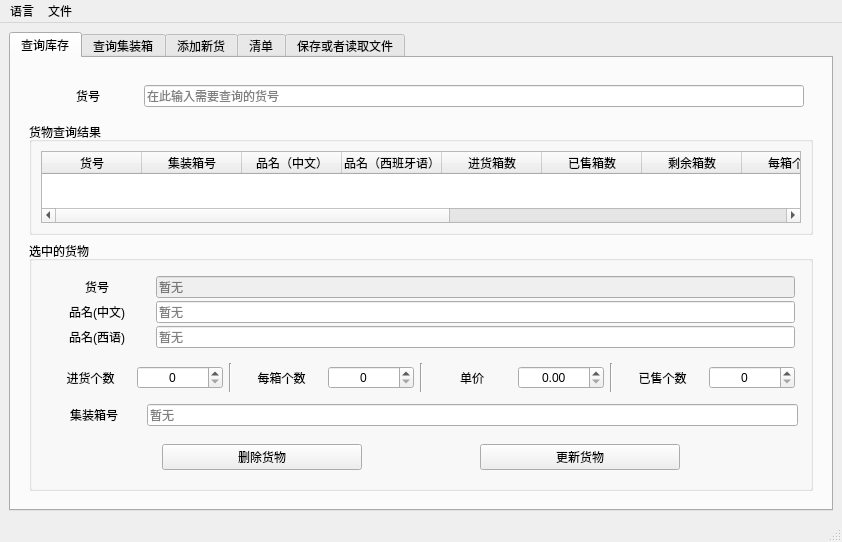
Qt form CompanyStroageManagement/mainwindow.ui (linxinwNeo/CompanyStroageManagement) before a commit.
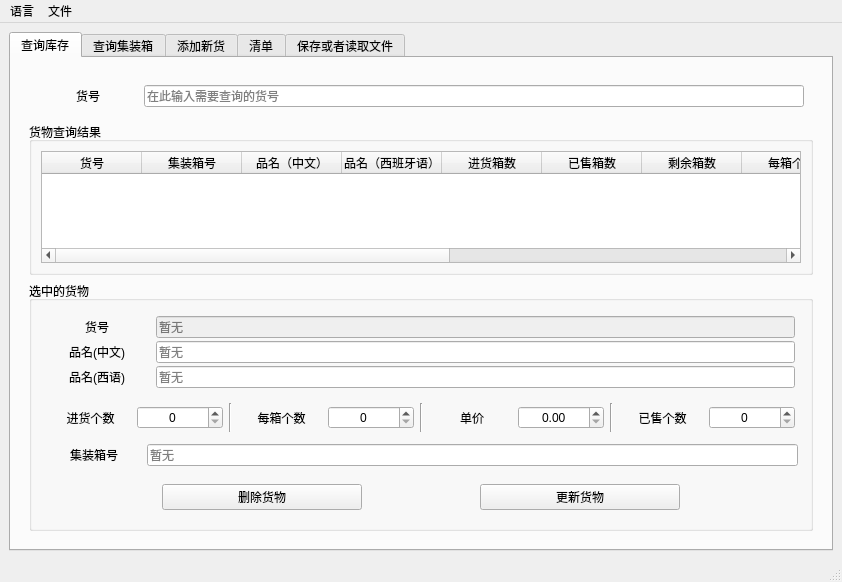
The same form after that commit.

The edit to the form file:
```diff
--- a/CompanyStroageManagement/mainwindow.ui
+++ b/CompanyStroageManagement/mainwindow.ui
@@ -7,7 +7,7 @@
     <x>0</x>
     <y>0</y>
     <width>842</width>
-    <height>481</height>
+    <height>582</height>
    </rect>
   </property>
   <property name="windowTitle">
```
Left out of the diff: 12 changed lines with no effect on the pictures.
